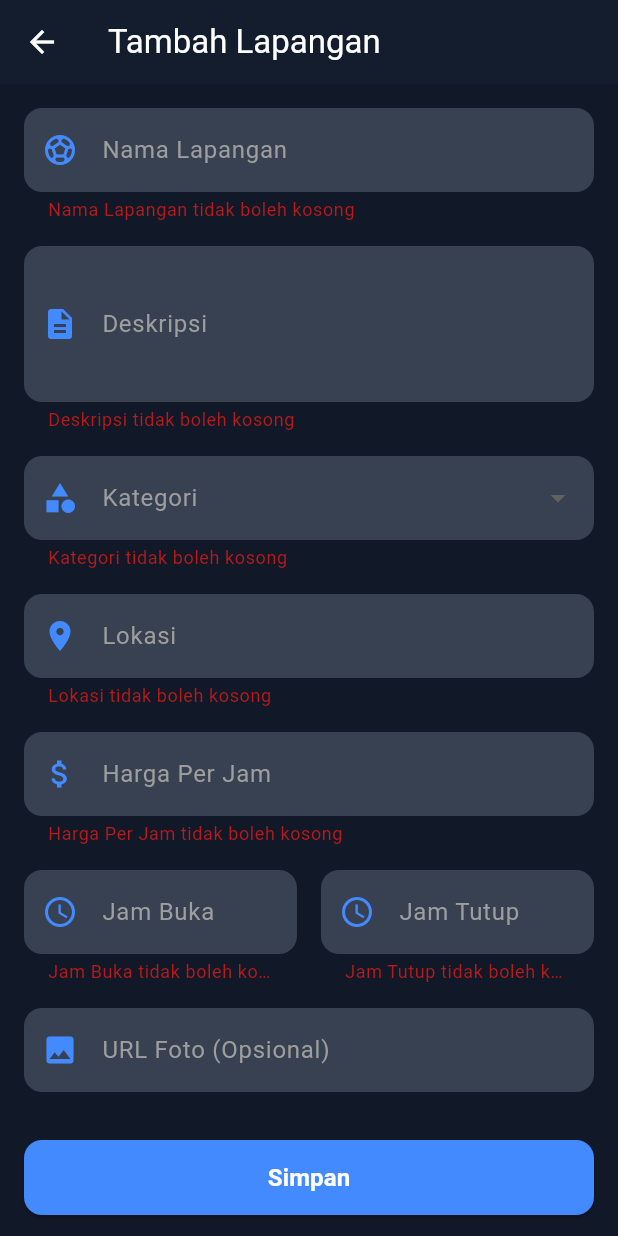
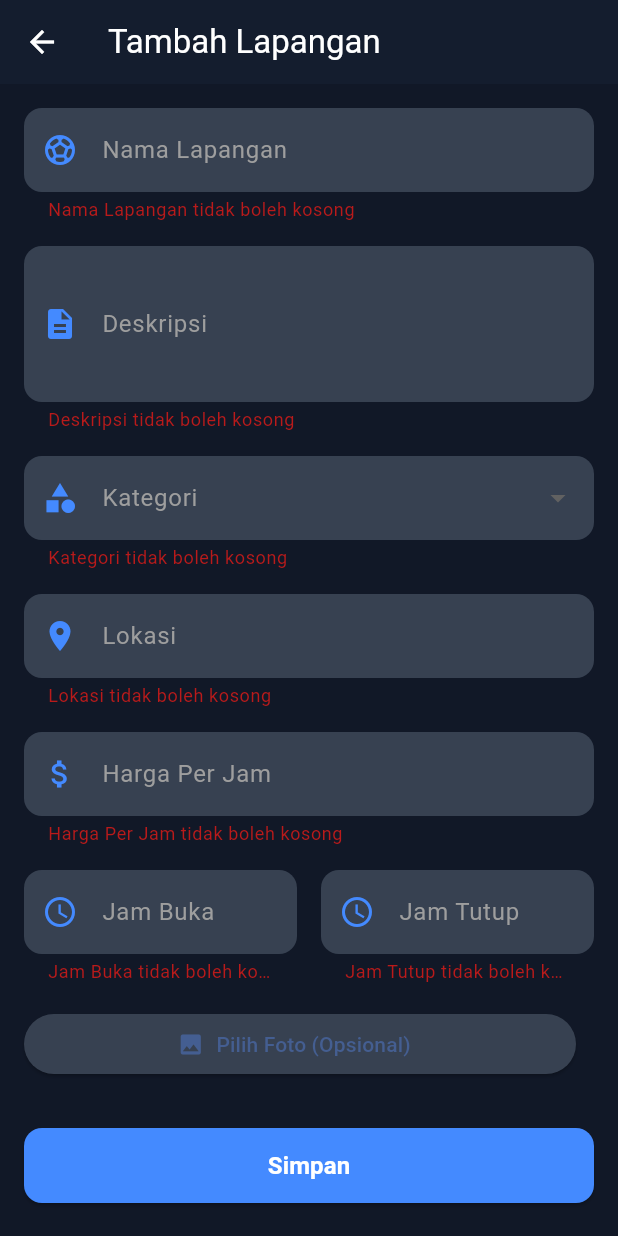
Before and after one commit to PBP25-D10/Courtify-Mobile, a Flutter app: the LapanganFormScreen screen opened directly, after a tap on "Simpan", on a phone screen of 412 x 824 dp. Run offline on Flutter 3.47's test engine with Material 3 defaults, Android fonts, the phone set to English and light mode, and no system bars; our stand-ins replace image_picker, shared_preferences; accounts and stored records are empty.

Commit message:
fix everything except picture adding for lapangan

```diff
--- a/lib/module/lapangan/screens/lapangan_form_screen.dart
+++ b/lib/module/lapangan/screens/lapangan_form_screen.dart
@@ -1,12 +1,14 @@
+import 'dart:io';
 import 'package:flutter/material.dart';
 import 'package:provider/provider.dart';
+import 'package:image_picker/image_picker.dart';
+
 import 'package:courtify_mobile/services/auth_service.dart';
 import 'package:courtify_mobile/module/lapangan/services/api_services.dart';
 import 'package:courtify_mobile/module/lapangan/models/lapangan.dart';
 
 class LapanganFormScreen extends StatefulWidget {
   final Lapangan? lapangan;
-
   const LapanganFormScreen({super.key, this.lapangan});
 
   @override
@@ -17,17 +19,20 @@ class _LapanganFormScreenState extends State<LapanganFormScreen> {
   final _formKey = GlobalKey<FormState>();
   final LapanganApiService _api = LapanganApiService();
 
-  final TextEditingController _namaController = TextEditingController();
-  final TextEditingController _deskripsiController = TextEditingController();
-  final TextEditingController _lokasiController = TextEditingController();
-  final TextEditingController _hargaController = TextEditingController();
-  final TextEditingController _jamBukaController = TextEditingController();
-  final TextEditingController _jamTutupController = TextEditingController();
-  final TextEditingController _fotoController = TextEditingController();
+  final _namaController = TextEditingController();
+  final _deskripsiController = TextEditingController();
+  final _lokasiController = TextEditingController();
+  final _hargaController = TextEditingController();
+  final _jamBukaController = TextEditingController();
+  final _jamTutupController = TextEditingController();
+
+  final _picker = ImagePicker();
+  File? _pickedImage;
 
   String? _selectedKategori;
+  bool _isEditing = false;
 
-  bool _isEditing = false;
+  String _normTime(String s) => s.length >= 5 ? s.substring(0, 5) : s;
 
   @override
   void initState() {
@@ -39,9 +44,8 @@ class _LapanganFormScreenState extends State<LapanganFormScreen> {
       _selectedKategori = widget.lapangan!.kategori;
       _lokasiController.text = widget.lapangan!.lokasi;
       _hargaController.text = widget.lapangan!.hargaPerJam.toString();
-      _jamBukaController.text = widget.lapangan!.jamBuka;
-      _jamTutupController.text = widget.lapangan!.jamTutup;
-      _fotoController.text = widget.lapangan!.fotoUrl ?? '';
+      _jamBukaController.text = _normTime(widget.lapangan!.jamBuka);
+      _jamTutupController.text = _normTime(widget.lapangan!.jamTutup);
     }
   }
 
@@ -53,32 +57,33 @@ class _LapanganFormScreenState extends State<LapanganFormScreen> {
     _hargaController.dispose();
     _jamBukaController.dispose();
     _jamTutupController.dispose();
-    _fotoController.dispose();
     super.dispose();
   }
 
+  Future<void> _pickImage() async {
+    final XFile? file = await _picker.pickImage(source: ImageSource.gallery);
+    if (file == null) return;
+    setState(() => _pickedImage = File(file.path));
+  }
+
   Future<void> _selectTime(BuildContext context, TextEditingController controller) async {
-    final TimeOfDay? picked = await showTimePicker(
-      context: context,
-      initialTime: TimeOfDay.now(),
-    );
+    final picked = await showTimePicker(context: context, initialTime: TimeOfDay.now());
+    if (picked == null) return;
+    final adjusted = TimeOfDay(hour: picked.hour, minute: 0);
+    controller.text =
+        "${adjusted.hour.toString().padLeft(2, '0')}:${adjusted.minute.toString().padLeft(2, '0')}";
+  }
 
-    if (picked != null) {
-      // Force minute to 0
-      final adjusted = TimeOfDay(hour: picked.hour, minute: 0);
-      controller.text = "${adjusted.hour.toString().padLeft(2, '0')}:${adjusted.minute.toString().padLeft(2, '0')}";
-    }
-  }
+  int _hour(String hhmm) => int.parse(_normTime(hhmm).split(':')[0]);
+  int _minute(String hhmm) => int.parse(_normTime(hhmm).split(':')[1]);
 
   @override
   Widget build(BuildContext context) {
     return Scaffold(
       backgroundColor: const Color(0xFF111827),
       appBar: AppBar(
-        title: Text(
-          _isEditing ? "Edit Lapangan" : "Tambah Lapangan",
-          style: const TextStyle(color: Colors.white),
-        ),
+        title: Text(_isEditing ? "Edit Lapangan" : "Tambah Lapangan",
+            style: const TextStyle(color: Colors.white)),
         backgroundColor: const Color(0xFF111827),
         iconTheme: const IconThemeData(color: Colors.white),
       ),
@@ -98,16 +103,11 @@ class _LapanganFormScreenState extends State<LapanganFormScreen> {
                 decoration: InputDecoration(
                   labelText: "Kategori",
                   labelStyle: const TextStyle(color: Colors.grey),
-                  prefixIcon: Icon(Icons.category, color: Colors.blueAccent),
+                  prefixIcon: const Icon(Icons.category, color: Colors.blueAccent),
                   filled: true,
                   fillColor: const Color(0xFF374151),
-                  border: OutlineInputBorder(
-                    borderRadius: BorderRadius.circular(12),
-                    borderSide: BorderSide.none,
-                  ),
-                  focusedBorder: const OutlineInputBorder(
-                    borderSide: BorderSide(color: Colors.blueAccent),
-                  ),
+                  border: OutlineInputBorder(borderRadius: BorderRadius.circular(12), borderSide: BorderSide.none),
+                  focusedBorder: const OutlineInputBorder(borderSide: BorderSide(color: Colors.blueAccent)),
                 ),
                 dropdownColor: const Color(0xFF374151),
                 style: const TextStyle(color: Colors.white),
@@ -119,31 +119,38 @@ class _LapanganFormScreenState extends State<LapanganFormScreen> {
                   DropdownMenuItem(value: 'voli', child: Text('Voli')),
                   DropdownMenuItem(value: 'lainnya', child: Text('Lainnya')),
                 ],
-                onChanged: (value) {
-                  setState(() {
-                    _selectedKategori = value;
-                  });
-                },
-                validator: (value) => value == null ? "Kategori tidak boleh kosong" : null,
+                onChanged: (v) => setState(() => _selectedKategori = v),
+                validator: (v) => v == null ? "Kategori tidak boleh kosong" : null,
               ),
               const SizedBox(height: 16),
               _buildTextField(_lokasiController, "Lokasi", Icons.location_on),
               const SizedBox(height: 16),
-              _buildTextField(_hargaController, "Harga Per Jam", Icons.attach_money, keyboardType: TextInputType.number),
+              _buildTextField(_hargaController, "Harga Per Jam", Icons.attach_money,
+                  keyboardType: TextInputType.number),
+              const SizedBox(height: 16),
+              Row(
+                children: [
+                  Expanded(child: _buildTimeField(_jamBukaController, "Jam Buka")),
+                  const SizedBox(width: 16),
+                  Expanded(child: _buildTimeField(_jamTutupController, "Jam Tutup")),
+                ],
+              ),
               const SizedBox(height: 16),
               Row(
                 children: [
                   Expanded(
-                    child: _buildTimeField(_jamBukaController, "Jam Buka"),
+                    child: ElevatedButton.icon(
+                      onPressed: _pickImage,
+                      icon: const Icon(Icons.image),
+                      label: Text(_pickedImage == null ? "Pilih Foto (Opsional)" : "Ganti Foto"),
+                      style: ElevatedButton.styleFrom(backgroundColor: const Color(0xFF374151)),
+                    ),
                   ),
-                  const SizedBox(width: 16),
-                  Expanded(
-                    child: _buildTimeField(_jamTutupController, "Jam Tutup"),
-                  ),
+                  const SizedBox(width: 12),
+                  if (_pickedImage != null)
+                    const Text("✓ Dipilih", style: TextStyle(color: Colors.white70)),
                 ],
               ),
-              const SizedBox(height: 16),
-              _buildTextField(_fotoController, "URL Foto (Opsional)", Icons.image, isRequired: false),
               const SizedBox(height: 32),
               SizedBox(
                 width: double.infinity,
@@ -152,17 +159,10 @@ class _LapanganFormScreenState extends State<LapanganFormScreen> {
                   onPressed: _submitForm,
                   style: ElevatedButton.styleFrom(
                     backgroundColor: Colors.blueAccent,
-                    shape: RoundedRectangleBorder(
-                      borderRadius: BorderRadius.circular(12),
-                    ),
+                    shape: RoundedRectangleBorder(borderRadius: BorderRadius.circular(12)),
                   ),
-                  child: Text(
-                    _isEditing ? "Update" : "Simpan",
-                    style: const TextStyle(
-                        color: Colors.white,
-                        fontSize: 16,
-                        fontWeight: FontWeight.bold),
-                  ),
+                  child: Text(_isEditing ? "Update" : "Simpan",
+                      style: const TextStyle(color: Colors.white, fontSize: 16, fontWeight: FontWeight.bold)),
                 ),
               )
             ],
@@ -172,7 +172,14 @@ class _LapanganFormScreenState extends State<LapanganFormScreen> {
     );
   }
 
-  Widget _buildTextField(TextEditingController controller, String label, IconData icon, {int maxLines = 1, TextInputType keyboardType = TextInputType.text, bool isRequired = true}) {
+  Widget _buildTextField(
+    TextEditingController controller,
+    String label,
+    IconData icon, {
+    int maxLines = 1,
+    TextInputType keyboardType = TextInputType.text,
+    bool isRequired = true,
+  }) {
     return TextFormField(
       controller: controller,
       maxLines: maxLines,
@@ -183,16 +190,11 @@ class _LapanganFormScreenState extends State<LapanganFormScreen> {
         prefixIcon: Icon(icon, color: Colors.blueAccent),
         filled: true,
         fillColor: const Color(0xFF374151),
-        border: OutlineInputBorder(
-          borderRadius: BorderRadius.circular(12),
-          borderSide: BorderSide.none,
-        ),
-        focusedBorder: const OutlineInputBorder(
-          borderSide: BorderSide(color: Colors.blueAccent),
-        ),
+        border: OutlineInputBorder(borderRadius: BorderRadius.circular(12), borderSide: BorderSide.none),
+        focusedBorder: const OutlineInputBorder(borderSide: BorderSide(color: Colors.blueAccent)),
       ),
       style: const TextStyle(color: Colors.white),
-      validator: isRequired ? (v) => v!.isEmpty ? "$label tidak boleh kosong" : null : null,
+      validator: isRequired ? (v) => (v == null || v.isEmpty) ? "$label tidak boleh kosong" : null : null,
     );
   }
 
@@ -206,35 +208,22 @@ class _LapanganFormScreenState extends State<LapanganFormScreen> {
         prefixIcon: const Icon(Icons.access_time, color: Colors.blueAccent),
         filled: true,
         fillColor: const Color(0xFF374151),
-        border: OutlineInputBorder(
-          borderRadius: BorderRadius.circular(12),
-          borderSide: BorderSide.none,
-        ),
-        focusedBorder: const OutlineInputBorder(
-          borderSide: BorderSide(color: Colors.blueAccent),
-        ),
+        border: OutlineInputBorder(borderRadius: BorderRadius.circular(12), borderSide: BorderSide.none),
+        focusedBorder: const OutlineInputBorder(borderSide: BorderSide(color: Colors.blueAccent)),
       ),
       style: const TextStyle(color: Colors.white),
-      validator: (v) => v!.isEmpty ? "$label tidak boleh kosong" : null,
+      validator: (v) => (v == null || v.isEmpty) ? "$label tidak boleh kosong" : null,
       onTap: () => _selectTime(context, controller),
     );
   }
 
-  void _submitForm() async {
+  Future<void> _submitForm() async {
     if (!_formKey.currentState!.validate()) return;
 
-    // Validate time difference
-    final bukaParts = _jamBukaController.text.split(':');
-    final tutupParts = _jamTutupController.text.split(':');
-    final bukaHour = int.parse(bukaParts[0]);
-    final tutupHour = int.parse(tutupParts[0]);
-    final bukaMinute = int.parse(bukaParts[1]);
-    final tutupMinute = int.parse(tutupParts[1]);
-
-    final bukaTime = DateTime(2023, 1, 1, bukaHour, bukaMinute);
-    final tutupTime = DateTime(2023, 1, 1, tutupHour, tutupMinute);
-
-    if (tutupTime.isBefore(bukaTime.add(const Duration(hours: 1)))) {
+    // validate minimal 1 jam
+    final buka = DateTime(2023, 1, 1, _hour(_jamBukaController.text), _minute(_jamBukaController.text));
+    final tutup = DateTime(2023, 1, 1, _hour(_jamTutupController.text), _minute(_jamTutupController.text));
+    if (tutup.isBefore(buka.add(const Duration(hours: 1)))) {
       ScaffoldMessenger.of(context).showSnackBar(
         const SnackBar(content: Text("Jam tutup harus minimal 1 jam setelah jam buka")),
       );
@@ -246,12 +235,12 @@ class _LapanganFormScreenState extends State<LapanganFormScreen> {
     final payload = {
       'nama': _namaController.text,
       'deskripsi': _deskripsiController.text,
-      'kategori': _selectedKategori,
+      'kategori': _selectedKategori ?? '',
       'lokasi': _lokasiController.text,
-      'harga_per_jam': int.parse(_hargaController.text),
-      'jam_buka': _jamBukaController.text,
-      'jam_tutup': _jamTutupController.text,
-
+      'harga_per_jam': _hargaController.text,
+      'jam_buka': _normTime(_jamBukaController.text),
+      'jam_tutup': _normTime(_jamTutupController.text),
+      // ❌ jangan kirim "foto" (ImageField harus multipart)
     };
 
     try {
@@ -266,20 +255,28 @@ class _LapanganFormScreenState extends State<LapanganFormScreen> {
       if (!mounted) return;
 
       if (response['status'] == 'success') {
+        final lapanganId = _isEditing
+            ? widget.lapangan!.idLapangan
+            : (response['lapangan']?['id']?.toString() ?? '');
+
+        // optional upload foto
+        if (_pickedImage != null && lapanganId.isNotEmpty) {
+          await _api.uploadFotoLapangan(request, lapanganId: lapanganId, imageFile: _pickedImage!);
+        }
+
+        if (!mounted) return;
         Navigator.pop(context);
         ScaffoldMessenger.of(context).showSnackBar(
           SnackBar(content: Text(_isEditing ? "Lapangan berhasil diupdate" : "Lapangan berhasil ditambahkan")),
         );
       } else {
         ScaffoldMessenger.of(context).showSnackBar(
-          SnackBar(content: Text(response['message'] ?? "Terjadi kesalahan")),
+          SnackBar(content: Text(response['message']?.toString() ?? "Terjadi kesalahan")),
         );
       }
     } catch (e) {
       if (!mounted) return;
-      ScaffoldMessenger.of(context).showSnackBar(
-        SnackBar(content: Text("Error: $e")),
-      );
+      ScaffoldMessenger.of(context).showSnackBar(SnackBar(content: Text("Error: $e")));
     }
   }
 }
```
Also changed, not shown: lib/module/lapangan/models/lapangan.dart (+23 -13 lines), lib/module/lapangan/services/api_services.dart (+37 -64 lines), lib/services/auth_service.dart (+77 -209 lines), lib/widgets/lapangan_card.dart (+42 -52 lines), pubspec.yaml (+4 -8 lines), pubspec.lock, 5 other files.
